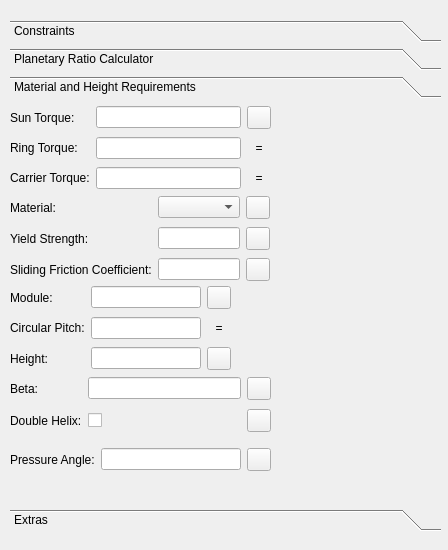
Qt form ui/gear-selectors.ui (SimLeek/freecad.actuators) before a commit.
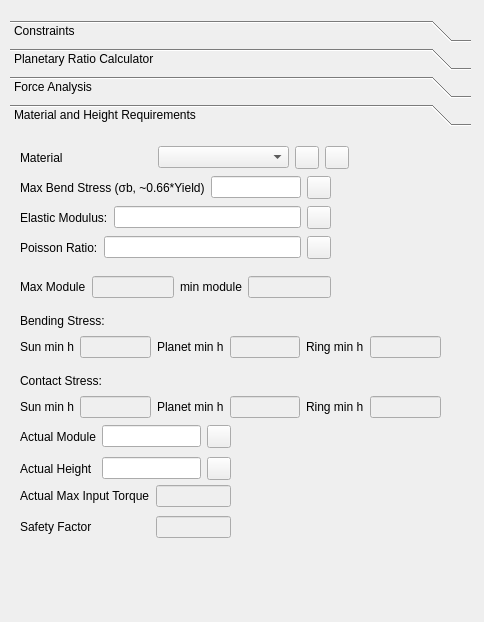
The same form after that commit. The open tabs and pages were chosen to show the change. Custom widgets are drawn as their Qt base class.

Patch:
```diff
--- a/ui/gear-selectors.ui
+++ b/ui/gear-selectors.ui
@@ -6,8 +6,8 @@
    <rect>
     <x>0</x>
     <y>0</y>
-    <width>448</width>
-    <height>550</height>
+    <width>484</width>
+    <height>622</height>
    </rect>
   </property>
   <property name="windowTitle">
@@ -18,8 +18,8 @@
     <rect>
      <x>10</x>
      <y>20</y>
-     <width>431</width>
-     <height>511</height>
+     <width>461</width>
+     <height>581</height>
     </rect>
    </property>
    <property name="currentIndex">
@@ -753,81 +753,64 @@
      </layout>
     </widget>
    </widget>
-   <widget class="QWidget" name="shape_page">
-    <property name="geometry">
-     <rect>
-      <x>0</x>
-      <y>0</y>
-      <width>431</width>
-      <height>387</height>
-     </rect>
-    </property>
+   <widget class="QWidget" name="page_2">
     <attribute name="label">
-     <string>Material and Height Requirements</string>
+     <string>Force Analysis</string>
     </attribute>
     <widget class="QWidget" name="gridLayoutWidget_5">
      <property name="geometry">
       <rect>
        <x>0</x>
-       <y>90</y>
-       <width>260</width>
-       <height>89</height>
+       <y>120</y>
+       <width>421</width>
+       <height>151</height>
       </rect>
      </property>
-     <layout class="QGridLayout" name="gridLayout_5">
-      <item row="1" column="0">
-       <widget class="QLabel" name="label_12">
-        <property name="text">
-         <string>Yield Strength:</string>
-        </property>
-       </widget>
-      </item>
-      <item row="0" column="0">
-       <widget class="QLabel" name="label_10">
-        <property name="text">
-         <string>Material:</string>
-        </property>
-       </widget>
-      </item>
-      <item row="1" column="2">
-       <widget class="LockUnlockButton" name="yield_strength_lineedit_lock"/>
-      </item>
-      <item row="0" column="1">
-       <widget class="QComboBox" name="material_combobox"/>
-      </item>
-      <item row="0" column="2">
-       <widget class="LockUnlockButton" name="material_combobox_lock"/>
-      </item>
+     <layout class="QGridLayout" name="gridLayout_7">
       <item row="1" column="1">
-       <widget class="QPressureEdit" name="yield_strength_lineedit"/>
+       <widget class="QLineEdit" name="lineEdit">
+        <property name="enabled">
+         <bool>false</bool>
+        </property>
+       </widget>
       </item>
-      <item row="2" column="0">
-       <widget class="QLabel" name="label_13">
+      <item row="3" column="1">
+       <widget class="QLineEdit" name="lineEdit_4">
+        <property name="enabled">
+         <bool>false</bool>
+        </property>
+       </widget>
+      </item>
+      <item row="1" column="4">
+       <widget class="QLabel" name="label_54">
         <property name="text">
-         <string>Sliding Friction Coefficient:</string>
+         <string>Ring Ft</string>
         </property>
        </widget>
       </item>
-      <item row="2" column="1">
-       <widget class="QEvalEdit" name="sliding_friction_lineedit"/>
+      <item row="1" column="7">
+       <widget class="QLineEdit" name="lineEdit_11">
+        <property name="enabled">
+         <bool>false</bool>
+        </property>
+       </widget>
+      </item>
+      <item row="4" column="2">
+       <widget class="QLabel" name="label_61">
+        <property name="text">
+         <string>Planet Fn</string>
+        </property>
+       </widget>
+      </item>
+      <item row="1" column="6">
+       <widget class="QLabel" name="label_57">
+        <property name="text">
+         <string>Carrier Ft</string>
+        </property>
+       </widget>
       </item>
       <item row="2" column="2">
-       <widget class="LockUnlockButton" name="sliding_friction_lineedit_lock"/>
-      </item>
-     </layout>
-    </widget>
-    <widget class="QWidget" name="gridLayoutWidget_9">
-     <property name="geometry">
-      <rect>
-       <x>0</x>
-       <y>340</y>
-       <width>261</width>
-       <height>31</height>
-      </rect>
-     </property>
-     <layout class="QGridLayout" name="gridLayout_9">
-      <item row="0" column="0">
-       <widget class="QLabel" name="label_21">
+       <widget class="QLabel" name="label_52">
         <property name="text">
          <string>Pressure Angle:</string>
         </property>
@@ -840,81 +823,253 @@
         </property>
        </widget>
       </item>
-      <item row="0" column="2">
-       <widget class="LockUnlockButton" name="pressure_angle_lineedit_lock"/>
-      </item>
-     </layout>
-    </widget>
-    <widget class="QWidget" name="gridLayoutWidget_6">
-     <property name="geometry">
-      <rect>
-       <x>0</x>
-       <y>180</y>
-       <width>221</width>
-       <height>89</height>
-      </rect>
-     </property>
-     <layout class="QGridLayout" name="gridLayout_6">
-      <item row="1" column="2">
-       <widget class="QLabel" name="label_26">
-        <property name="toolTip">
-         <string>This entry sets or is set by module</string>
+      <item row="3" column="2">
+       <widget class="QLabel" name="label_53">
+        <property name="text">
+         <string>Planet Fa</string>
         </property>
         <property name="text">
-         <string>=</string>
+         <string>0</string>
         </property>
         <property name="alignment">
          <set>Qt::AlignCenter</set>
         </property>
        </widget>
       </item>
-      <item row="0" column="1">
-       <widget class="QLengthEdit" name="module_lineedit">
+      <item row="1" column="5">
+       <widget class="QLineEdit" name="lineEdit_8">
         <property name="enabled">
-         <bool>true</bool>
+         <bool>false</bool>
         </property>
        </widget>
       </item>
-      <item row="1" column="1">
-       <widget class="QLengthEdit" name="module_lineedit_2">
+      <item row="4" column="5">
+       <widget class="QLineEdit" name="lineEdit_16">
         <property name="enabled">
-         <bool>true</bool>
+         <bool>false</bool>
         </property>
        </widget>
       </item>
-      <item row="0" column="2">
-       <widget class="LockUnlockButton" name="module_lineedit_lock"/>
+      <item row="3" column="4">
+       <widget class="QLabel" name="label_56">
+        <property name="text">
+         <string>Ring Fa</string>
+        </property>
+       </widget>
+      </item>
+      <item row="2" column="6">
+       <widget class="QLabel" name="label_58">
+        <property name="text">
+         <string>Carrier Fr</string>
+        </property>
+       </widget>
+      </item>
+      <item row="1" column="3">
+       <widget class="QLineEdit" name="lineEdit_7">
+        <property name="enabled">
+         <bool>false</bool>
+        </property>
+       </widget>
+      </item>
+      <item row="3" column="0">
+       <widget class="QLabel" name="label_50">
+        <property name="text">
+         <string>Sun Fa</string>
+        </property>
+       </widget>
+      </item>
+      <item row="4" column="1">
+       <widget class="QLineEdit" name="lineEdit_14">
+        <property name="enabled">
+         <bool>false</bool>
+        </property>
+       </widget>
+      </item>
+      <item row="2" column="7">
+       <widget class="QLineEdit" name="lineEdit_12">
+        <property name="enabled">
+         <bool>false</bool>
+        </property>
+       </widget>
+      </item>
+      <item row="3" column="5">
+       <widget class="QLineEdit" name="lineEdit_10">
+        <property name="enabled">
+         <bool>false</bool>
+        </property>
+       </widget>
+      </item>
+      <item row="4" column="7">
+       <widget class="QLineEdit" name="lineEdit_17">
+        <property name="enabled">
+         <bool>false</bool>
+        </property>
+       </widget>
+      </item>
+      <item row="4" column="4">
+       <widget class="QLabel" name="label_62">
+        <property name="text">
+         <string>Ring Fn</string>
+        </property>
+       </widget>
+      </item>
+      <item row="3" column="3">
+       <widget class="QLineEdit" name="lineEdit_5">
+        <property name="enabled">
+         <bool>false</bool>
+        </property>
+       </widget>
+      </item>
+      <item row="2" column="5">
+       <widget class="QLineEdit" name="lineEdit_9">
+        <property name="enabled">
+         <bool>false</bool>
+        </property>
+       </widget>
+      </item>
+      <item row="2" column="4">
+       <widget class="QLabel" name="label_55">
+        <property name="text">
+         <string>Ring Fr</string>
+        </property>
+       </widget>
       </item>
       <item row="1" column="0">
-       <widget class="QLabel" name="label_25">
+       <widget class="QLabel" name="label_16">
         <property name="text">
-         <string>Circular Pitch:</string>
-        </property>
-       </widget>
-      </item>
-      <item row="0" column="0">
-       <widget class="QLabel" name="label_19">
-        <property name="text">
-         <string>Module:</string>
-        </property>
-       </widget>
-      </item>
-      <item row="2" column="0">
-       <widget class="QLabel" name="label_18">
-        <property name="text">
-         <string>Height:</string>
+         <string>Sun Ft</string>
         </property>
        </widget>
       </item>
       <item row="2" column="1">
-       <widget class="QLengthEdit" name="height_lineedit">
+       <widget class="QLineEdit" name="lineEdit_3">
         <property name="enabled">
-         <bool>true</bool>
+         <bool>false</bool>
         </property>
        </widget>
       </item>
-      <item row="2" column="2">
-       <widget class="LockUnlockButton" name="height_lineedit_lock"/>
+      <item row="2" column="3">
+       <widget class="QLineEdit" name="lineEdit_6">
+        <property name="enabled">
+         <bool>false</bool>
+        </property>
+       </widget>
+      </item>
+      <item row="1" column="2">
+       <widget class="QLabel" name="label_51">
+        <property name="text">
+         <string>Planet Ft</string>
+        </property>
+       </widget>
+      </item>
+      <item row="4" column="6">
+       <widget class="QLabel" name="label_63">
+        <property name="text">
+         <string>Carrier Fn</string>
+        </property>
+       </widget>
+      </item>
+      <item row="2" column="0">
+       <widget class="QLabel" name="label_49">
+        <property name="text">
+         <string>Sun Fr</string>
+        </property>
+       </widget>
+      </item>
+      <item row="4" column="0">
+       <widget class="QLabel" name="label_60">
+        <property name="text">
+         <string>Sun Fn</string>
+        </property>
+       </widget>
+      </item>
+      <item row="4" column="3">
+       <widget class="QLineEdit" name="lineEdit_15">
+        <property name="enabled">
+         <bool>false</bool>
+        </property>
+       </widget>
+      </item>
+      <item row="0" column="0">
+       <widget class="QLabel" name="label_151">
+        <property name="text">
+         <string>Sun T</string>
+        </property>
+       </widget>
+      </item>
+      <item row="0" column="1">
+       <widget class="QLineEdit" name="lineEdit_55">
+        <property name="enabled">
+         <bool>false</bool>
+        </property>
+       </widget>
+      </item>
+      <item row="0" column="2">
+       <widget class="QLabel" name="label_152">
+        <property name="text">
+         <string>Planet T</string>
+        </property>
+       </widget>
+      </item>
+      <item row="0" column="3">
+       <widget class="QLineEdit" name="lineEdit_56">
+        <property name="enabled">
+         <bool>false</bool>
+        </property>
+       </widget>
+      </item>
+      <item row="0" column="4">
+       <widget class="QLabel" name="label_153">
+        <property name="text">
+         <string>Ring T</string>
+        </property>
+       </widget>
+      </item>
+      <item row="0" column="5">
+       <widget class="QLineEdit" name="lineEdit_57">
+        <property name="enabled">
+         <bool>false</bool>
+        </property>
+       </widget>
+      </item>
+      <item row="0" column="6">
+       <widget class="QLabel" name="label_154">
+        <property name="text">
+         <string>Carrier T</string>
+        </property>
+       </widget>
+      </item>
+      <item row="0" column="7">
+       <widget class="QLineEdit" name="lineEdit_58">
+        <property name="enabled">
+         <bool>false</bool>
+        </property>
+       </widget>
+      </item>
+     </layout>
+    </widget>
+    <widget class="QWidget" name="gridLayoutWidget_13">
+     <property name="geometry">
+      <rect>
+       <x>0</x>
+       <y>0</y>
+       <width>241</width>
+       <height>31</height>
+      </rect>
+     </property>
+     <layout class="QGridLayout" name="gridLayout_13">
+      <item row="0" column="1">
+       <widget class="QLineEdit" name="lineEdit_2"/>
+      </item>
+      <item row="0" column="0">
+       <widget class="QLabel" name="label_45">
+        <property name="text">
+         <string>Max Input Torque:</string>
+        </property>
+       </widget>
+      </item>
+      <item row="0" column="2">
+       <widget class="LockUnlockButton" name="number_of_planets_spinbox_lock_2"/>
       </item>
      </layout>
     </widget>
@@ -922,7 +1077,7 @@
      <property name="geometry">
       <rect>
        <x>0</x>
-       <y>270</y>
+       <y>30</y>
        <width>261</width>
        <height>61</height>
       </rect>
@@ -964,32 +1119,454 @@
       </item>
      </layout>
     </widget>
+    <widget class="QWidget" name="gridLayoutWidget_6">
+     <property name="geometry">
+      <rect>
+       <x>0</x>
+       <y>270</y>
+       <width>447</width>
+       <height>61</height>
+      </rect>
+     </property>
+     <layout class="QGridLayout" name="gridLayout_6">
+      <item row="0" column="4">
+       <widget class="QLabel" name="label_156">
+        <property name="text">
+         <string>Ring Zy</string>
+        </property>
+       </widget>
+      </item>
+      <item row="0" column="5">
+       <widget class="QLineEdit" name="lineEdit_61">
+        <property name="enabled">
+         <bool>false</bool>
+        </property>
+       </widget>
+      </item>
+      <item row="0" column="2">
+       <widget class="QLabel" name="label_155">
+        <property name="text">
+         <string>Planet Zy</string>
+        </property>
+       </widget>
+      </item>
+      <item row="0" column="3">
+       <widget class="QLineEdit" name="lineEdit_60">
+        <property name="enabled">
+         <bool>false</bool>
+        </property>
+       </widget>
+      </item>
+      <item row="0" column="1">
+       <widget class="QLineEdit" name="lineEdit_59">
+        <property name="enabled">
+         <bool>false</bool>
+        </property>
+       </widget>
+      </item>
+      <item row="0" column="0">
+       <widget class="QLabel" name="label_17">
+        <property name="text">
+         <string>Sun Zy</string>
+        </property>
+       </widget>
+      </item>
+      <item row="1" column="0">
+       <widget class="QLabel" name="label_18">
+        <property name="text">
+         <string>Sun form factor</string>
+        </property>
+       </widget>
+      </item>
+      <item row="1" column="2">
+       <widget class="QLabel" name="label_19">
+        <property name="text">
+         <string>Planet form factor</string>
+        </property>
+       </widget>
+      </item>
+      <item row="1" column="4">
+       <widget class="QLabel" name="label_25">
+        <property name="text">
+         <string>Ring form factor</string>
+        </property>
+       </widget>
+      </item>
+      <item row="1" column="1">
+       <widget class="QLineEdit" name="lineEdit_62">
+        <property name="enabled">
+         <bool>false</bool>
+        </property>
+       </widget>
+      </item>
+      <item row="1" column="3">
+       <widget class="QLineEdit" name="lineEdit_63">
+        <property name="enabled">
+         <bool>false</bool>
+        </property>
+       </widget>
+      </item>
+      <item row="1" column="5">
+       <widget class="QLineEdit" name="lineEdit_64">
+        <property name="enabled">
+         <bool>false</bool>
+        </property>
+       </widget>
+      </item>
+     </layout>
+    </widget>
+    <widget class="QWidget" name="gridLayoutWidget_9">
+     <property name="geometry">
+      <rect>
+       <x>0</x>
+       <y>90</y>
+       <width>261</width>
+       <height>31</height>
+      </rect>
+     </property>
+     <layout class="QGridLayout" name="gridLayout_9">
+      <item row="0" column="0">
+       <widget class="QLabel" name="label_21">
+        <property name="text">
+         <string>Pressure Angle:</string>
+        </property>
+       </widget>
+      </item>
+      <item row="0" column="1">
+       <widget class="QAngleEdit" name="pressure_angle_lineedit">
+        <property name="enabled">
+         <bool>true</bool>
+        </property>
+       </widget>
+      </item>
+      <item row="0" column="2">
+       <widget class="LockUnlockButton" name="pressure_angle_lineedit_lock"/>
+      </item>
+     </layout>
+    </widget>
+   </widget>
+   <widget class="QWidget" name="shape_page">
+    <property name="geometry">
+     <rect>
+      <x>0</x>
+      <y>0</y>
+      <width>461</width>
+      <height>457</height>
+     </rect>
+    </property>
+    <attribute name="label">
+     <string>Material and Height Requirements</string>
+    </attribute>
+    <widget class="QWidget" name="gridLayoutWidget_18">
+     <property name="geometry">
+      <rect>
+       <x>10</x>
+       <y>140</y>
+       <width>311</width>
+       <height>31</height>
+      </rect>
+     </property>
+     <layout class="QGridLayout" name="gridLayout_18">
+      <item row="0" column="1">
+       <widget class="QLineEdit" name="lineEdit_19">
+        <property name="enabled">
+         <bool>false</bool>
+        </property>
+       </widget>
+      </item>
+      <item row="0" column="2">
+       <widget class="QLabel" name="label_69">
+        <property name="text">
+         <string>min module</string>
+        </property>
+       </widget>
+      </item>
+      <item row="0" column="0">
+       <widget class="QLabel" name="label_66">
+        <property name="text">
+         <string>Max Module</string>
+        </property>
+       </widget>
+      </item>
+      <item row="0" column="3">
+       <widget class="QLineEdit" name="lineEdit_21">
+        <property name="enabled">
+         <bool>false</bool>
+        </property>
+       </widget>
+      </item>
+     </layout>
+    </widget>
+    <widget class="QWidget" name="gridLayoutWidget_17">
+     <property name="geometry">
+      <rect>
+       <x>10</x>
+       <y>40</y>
+       <width>311</width>
+       <height>31</height>
+      </rect>
+     </property>
+     <layout class="QGridLayout" name="gridLayout_17">
+      <item row="0" column="1">
+       <widget class="QLineEdit" name="lineEdit_13"/>
+      </item>
+      <item row="0" column="0">
+       <widget class="QLabel" name="label_67">
+        <property name="text">
+         <string>Max Bend Stress (σb, ~0.66*Yield)</string>
+        </property>
+       </widget>
+      </item>
+      <item row="0" column="2">
+       <widget class="LockUnlockButton" name="number_of_planets_spinbox_lock_3"/>
+      </item>
+     </layout>
+    </widget>
+    <widget class="QWidget" name="gridLayoutWidget_21">
+     <property name="geometry">
+      <rect>
+       <x>10</x>
+       <y>260</y>
+       <width>421</width>
+       <height>31</height>
+      </rect>
+     </property>
+     <layout class="QGridLayout" name="gridLayout_21">
+      <item row="0" column="1">
+       <widget class="QLineEdit" name="lineEdit_25">
+        <property name="enabled">
+         <bool>false</bool>
+        </property>
+       </widget>
+      </item>
+      <item row="0" column="3">
+       <widget class="QLineEdit" name="lineEdit_26">
+        <property name="enabled">
+         <bool>false</bool>
+        </property>
+       </widget>
+      </item>
+      <item row="0" column="5">
+       <widget class="QLineEdit" name="lineEdit_27">
+        <property name="enabled">
+         <bool>false</bool>
+        </property>
+       </widget>
+      </item>
+      <item row="0" column="2">
+       <widget class="QLabel" name="label_75">
+        <property name="text">
+         <string>Planet min h</string>
+        </property>
+       </widget>
+      </item>
+      <item row="0" column="0">
+       <widget class="QLabel" name="label_76">
+        <property name="text">
+         <string>Sun min h</string>
+        </property>
+       </widget>
+      </item>
+      <item row="0" column="4">
+       <widget class="QLabel" name="label_77">
+        <property name="text">
+         <string>Ring min h</string>
+        </property>
+       </widget>
+      </item>
+     </layout>
+    </widget>
+    <widget class="QWidget" name="gridLayoutWidget_19">
+     <property name="geometry">
+      <rect>
+       <x>10</x>
+       <y>70</y>
+       <width>311</width>
+       <height>31</height>
+      </rect>
+     </property>
+     <layout class="QGridLayout" name="gridLayout_19">
+      <item row="0" column="1">
+       <widget class="QLineEdit" name="lineEdit_23"/>
+      </item>
+      <item row="0" column="0">
+       <widget class="QLabel" name="label_68">
+        <property name="text">
+         <string>Elastic Modulus:</string>
+        </property>
+       </widget>
+      </item>
+      <item row="0" column="2">
+       <widget class="LockUnlockButton" name="number_of_planets_spinbox_lock_4"/>
+      </item>
+     </layout>
+    </widget>
+    <widget class="QWidget" name="gridLayoutWidget_16">
+     <property name="geometry">
+      <rect>
+       <x>10</x>
+       <y>200</y>
+       <width>421</width>
+       <height>31</height>
+      </rect>
+     </property>
+     <layout class="QGridLayout" name="gridLayout_16">
+      <item row="0" column="1">
+       <widget class="QLineEdit" name="lineEdit_18">
+        <property name="enabled">
+         <bool>false</bool>
+        </property>
+       </widget>
+      </item>
+      <item row="0" column="3">
+       <widget class="QLineEdit" name="lineEdit_20">
+        <property name="enabled">
+         <bool>false</bool>
+        </property>
+       </widget>
+      </item>
+      <item row="0" column="5">
+       <widget class="QLineEdit" name="lineEdit_22">
+        <property name="enabled">
+         <bool>false</bool>
+        </property>
+       </widget>
+      </item>
+      <item row="0" column="2">
+       <widget class="QLabel" name="label_73">
+        <property name="text">
+         <string>Planet min h</string>
+        </property>
+       </widget>
+      </item>
+      <item row="0" column="0">
+       <widget class="QLabel" name="label_72">
+        <property name="text">
+         <string>Sun min h</string>
+        </property>
+       </widget>
+      </item>
+      <item row="0" column="4">
+       <widget class="QLabel" name="label_74">
+        <property name="text">
+         <string>Ring min h</string>
+        </property>
+       </widget>
+      </item>
+     </layout>
+    </widget>
+    <widget class="QWidget" name="gridLayoutWidget_20">
+     <property name="geometry">
+      <rect>
+       <x>10</x>
+       <y>100</y>
+       <width>311</width>
+       <height>31</height>
+      </rect>
+     </property>
+     <layout class="QGridLayout" name="gridLayout_20">
+      <item row="0" column="1">
+       <widget class="QLineEdit" name="lineEdit_24"/>
+      </item>
+      <item row="0" column="0">
+       <widget class="QLabel" name="label_70">
+        <property name="text">
+         <string>Poisson Ratio:</string>
+        </property>
+       </widget>
+      </item>
+      <item row="0" column="2">
+       <widget class="LockUnlockButton" name="number_of_planets_spinbox_lock_5"/>
+      </item>
+     </layout>
+    </widget>
+    <widget class="QWidget" name="gridLayoutWidget_5">
+     <property name="geometry">
+      <rect>
+       <x>10</x>
+       <y>10</y>
+       <width>329</width>
+       <height>31</height>
+      </rect>
+     </property>
+     <layout class="QGridLayout" name="gridLayout_5">
+      <item row="0" column="0">
+       <widget class="QLabel" name="label_10">
+        <property name="text">
+         <string>Material</string>
+        </property>
+       </widget>
+      </item>
+      <item row="0" column="1">
+       <widget class="QComboBox" name="comboBox"/>
+      </item>
+      <item row="0" column="2">
+       <widget class="QToolButton" name="number_of_planets_spinbox_lock_11"/>
+      </item>
+      <item row="0" column="3">
+       <widget class="QToolButton" name="number_of_planets_spinbox_lock_12"/>
+      </item>
+     </layout>
+    </widget>
+    <widget class="QLabel" name="label_12">
+     <property name="geometry">
+      <rect>
+       <x>10</x>
+       <y>180</y>
+       <width>91</width>
+       <height>17</height>
+      </rect>
+     </property>
+     <property name="text">
+      <string>Bending Stress:</string>
+     </property>
+    </widget>
+    <widget class="QLabel" name="label_13">
+     <property name="geometry">
+      <rect>
+       <x>10</x>
+       <y>240</y>
+       <width>91</width>
+       <height>17</height>
+      </rect>
+     </property>
+     <property name="text">
+      <string>Contact Stress:</string>
+     </property>
+    </widget>
     <widget class="QWidget" name="gridLayoutWidget_10">
      <property name="geometry">
       <rect>
-       <x>0</x>
-       <y>0</y>
-       <width>261</width>
-       <height>89</height>
+       <x>10</x>
+       <y>290</y>
+       <width>211</width>
+       <height>61</height>
       </rect>
      </property>
      <layout class="QGridLayout" name="gridLayout_10">
-      <item row="1" column="0">
-       <widget class="QLabel" name="label_31">
-        <property name="text">
-         <string>Ring Torque:</string>
-        </property>
-       </widget>
-      </item>
       <item row="0" column="0">
-       <widget class="QLabel" name="label_17">
+       <widget class="QLabel" name="label_157">
         <property name="text">
-         <string>Sun Torque:</string>
+         <string>Actual Module</string>
         </property>
        </widget>
       </item>
       <item row="0" column="1">
-       <widget class="QTorqueEdit" name="module_lineedit_3">
+       <widget class="QLengthEdit" name="actual_module_lineedit">
+        <property name="enabled">
+         <bool>true</bool>
+        </property>
+       </widget>
+      </item>
+      <item row="1" column="0">
+       <widget class="QLabel" name="label_158">
+        <property name="text">
+         <string>Actual Height</string>
+        </property>
+       </widget>
+      </item>
+      <item row="1" column="1">
+       <widget class="QLengthEdit" name="actual_height_lineedit">
         <property name="enabled">
          <bool>true</bool>
         </property>
@@ -999,60 +1576,51 @@
        <widget class="LockUnlockButton" name="material_combobox_lock_2"/>
       </item>
       <item row="1" column="2">
-       <widget class="QLabel" name="label_32">
-        <property name="toolTip">
-         <string>This entry sets or is set by sun torque</string>
+       <widget class="LockUnlockButton" name="actual_height_lineedit_lock"/>
+      </item>
+     </layout>
+    </widget>
+    <widget class="QWidget" name="gridLayoutWidget_43">
+     <property name="geometry">
+      <rect>
+       <x>10</x>
+       <y>350</y>
+       <width>211</width>
+       <height>61</height>
+      </rect>
+     </property>
+     <layout class="QGridLayout" name="gridLayout_43">
+      <item row="0" column="0">
+       <widget class="QLabel" name="label_159">
+        <property name="text">
+         <string>Actual Max Input Torque</string>
         </property>
+       </widget>
+      </item>
+      <item row="1" column="0">
+       <widget class="QLabel" name="label_160">
         <property name="text">
-         <string>  =  </string>
+         <string>Safety Factor</string>
         </property>
-        <property name="alignment">
-         <set>Qt::AlignCenter</set>
+       </widget>
+      </item>
+      <item row="0" column="1">
+       <widget class="QLineEdit" name="lineEdit_67">
+        <property name="enabled">
+         <bool>false</bool>
         </property>
        </widget>
       </item>
       <item row="1" column="1">
-       <widget class="QTorqueEdit" name="module_lineedit_4">
+       <widget class="QLineEdit" name="lineEdit_68">
         <property name="enabled">
-         <bool>true</bool>
-        </property>
-       </widget>
-      </item>
-      <item row="2" column="0">
-       <widget class="QLabel" name="label_38">
-        <property name="text">
-         <string>Carrier Torque:</string>
-        </property>
-       </widget>
-      </item>
-      <item row="2" column="1">
-       <widget class="QTorqueEdit" name="module_lineedit_5">
-        <property name="enabled">
-         <bool>true</bool>
-        </property>
-       </widget>
-      </item>
-      <item row="2" column="2">
-       <widget class="QLabel" name="label_39">
-        <property name="toolTip">
-         <string>This entry sets or is set by sun torque</string>
-        </property>
-        <property name="text">
-         <string>  =  </string>
-        </property>
-        <property name="alignment">
-         <set>Qt::AlignCenter</set>
+         <bool>false</bool>
         </property>
        </widget>
       </item>
      </layout>
     </widget>
    </widget>
-   <widget class="QWidget" name="page">
-    <attribute name="label">
-     <string>Extras</string>
-    </attribute>
-   </widget>
   </widget>
  </widget>
  <customwidgets>
@@ -1071,21 +1639,6 @@
    <extends>QLineEdit</extends>
    <header>.fraction_ui</header>
   </customwidget>
-  <customwidget>
-   <class>QTorqueEdit</class>
-   <extends>QLineEdit</extends>
-   <header>.torque_ui</header>
-  </customwidget>
-  <customwidget>
-   <class>QPressureEdit</class>
-   <extends>QLineEdit</extends>
-   <header>.pressure_ui</header>
-  </customwidget>
-  <customwidget>
-   <class>QEvalEdit</class>
-   <extends>QLineEdit</extends>
-   <header>.eval_ui</header>
-  </customwidget>
   <customwidget>
    <class>QAngleEdit</class>
    <extends>QLineEdit</extends>
```
Left out of the diff: 28 changed lines with no effect on the pictures.
